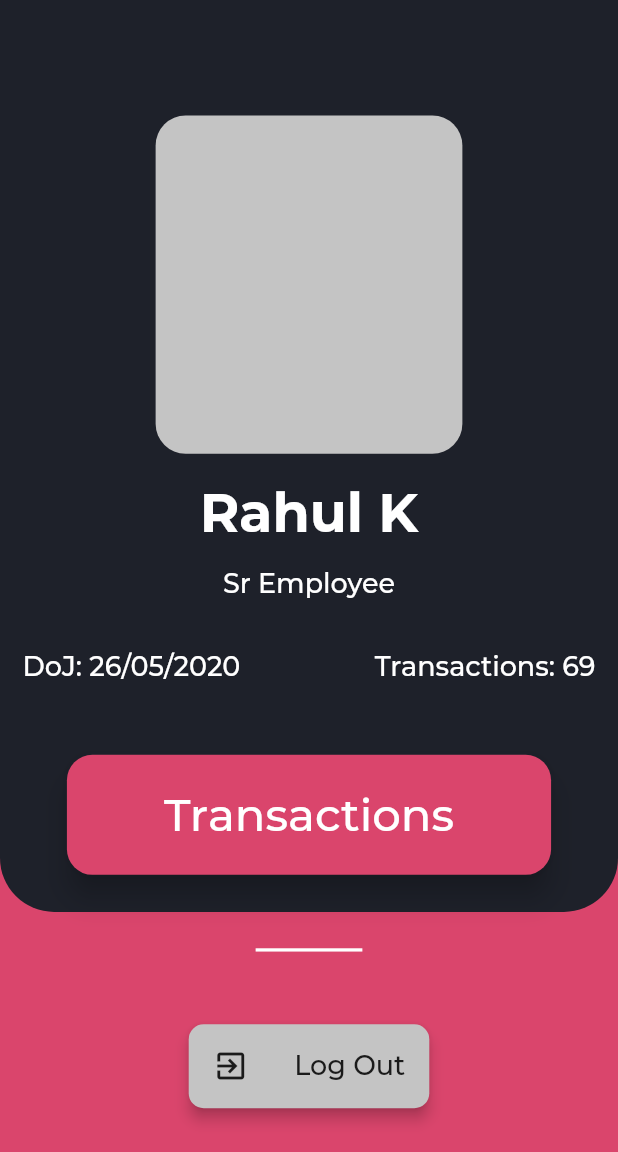
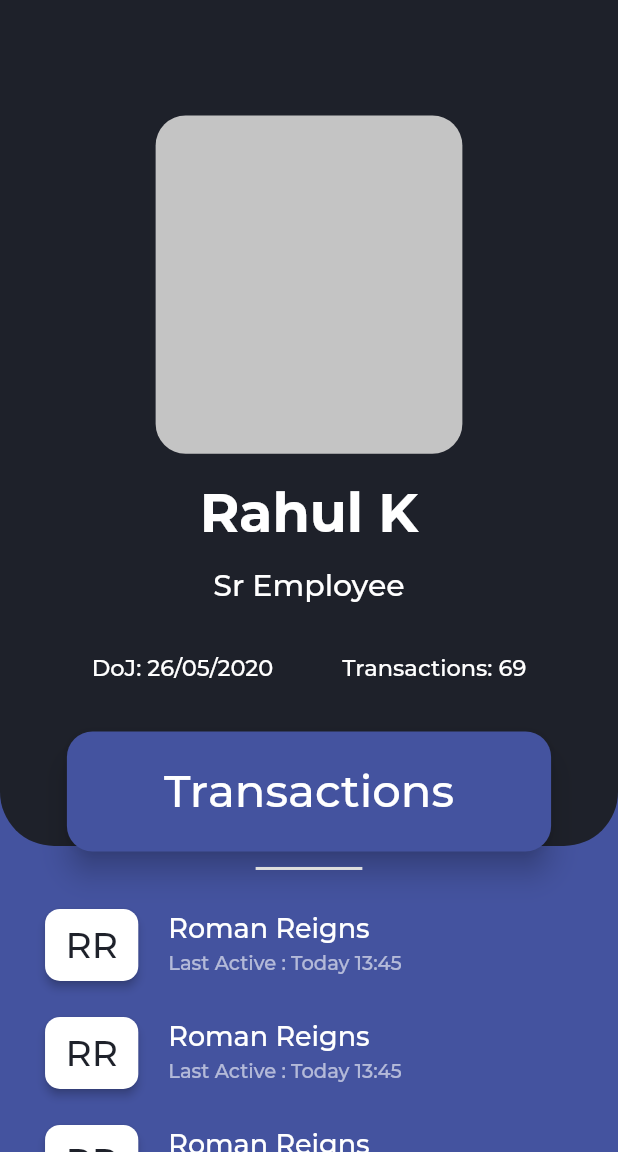
Before and after one commit to mypherhistamine/Inventorio, a Flutter app: the screen it shows after launch, after a tap on "Transactions", on a phone screen of 412 x 824 dp, the part 84-1236 px from its top. Run offline on Flutter 3.47's test engine with Material 2 defaults, Android fonts, the phone set to English and light mode, and no system bars; our stand-ins replace flutter_svg.

Commit message:
added drawer

```diff
--- a/frontend/lib/main.dart
+++ b/frontend/lib/main.dart
@@ -12,6 +12,12 @@ class MyApp extends StatelessWidget {
   @override
   Widget build(BuildContext context) {
     return MaterialApp(
+      routes: {
+        EmployeeScreen.routeName: (ctx) => EmployeeScreen(),
+        LoginScreen.routeName: (ctx) => LoginScreen(),
+        TransactionsScreen.routeName: (ctx) => TransactionsScreen(),
+        ProfileScreen.routeName: (ctx) => ProfileScreen()
+      },
       debugShowCheckedModeBanner: false,
       home: EmployeeScreen(),
     );
--- a/frontend/lib/models/theme_colors.dart
+++ b/frontend/lib/models/theme_colors.dart
@@ -9,6 +9,7 @@ class ThemeConstants {
   Color blue = Color(0xff44539F);
   Color yellow = Color(0xffD4B132);
   Color purple = Color(0xff80458F);
+  Color opaqueWhite = Color.fromRGBO(255, 255, 255, 0.6);
 }
 
 class CustomText {
@@ -42,7 +43,7 @@ class CustomText {
     );
   }
 
-  Widget semiBoldText(String text, double fontsize) {
+  Widget semiBoldText(String text, {double fontsize}) {
     return Text(
       text,
       style: TextStyle(
--- a/frontend/lib/screens/employees_screen.dart
+++ b/frontend/lib/screens/employees_screen.dart
@@ -1,10 +1,12 @@
 import 'package:Inventorio/models/theme_colors.dart';
 import 'package:Inventorio/screens/profile_screen.dart';
 import 'package:Inventorio/widgets/appDrawer.dart';
+import 'package:Inventorio/widgets/employeeWidget.dart';
 import 'package:flutter/material.dart';
 import 'package:flutter_svg/flutter_svg.dart';
 
 class EmployeeScreen extends StatelessWidget {
+  static const routeName = '/employees-screen';
   @override
   Widget build(BuildContext context) {
     final deviceSize = MediaQuery.of(context).size;
@@ -12,9 +14,9 @@ class EmployeeScreen extends StatelessWidget {
     final widthRatio = deviceSize.width / 411;
     return Scaffold(
       drawer: AppDrawer(),
-      backgroundColor: ThemeConstants().pink,
+      backgroundColor: ThemeConstants().blue,
       appBar: PreferredSize(
-        preferredSize: Size.fromHeight(589.0 * heightRatio),
+        preferredSize: Size.fromHeight(550.0 * heightRatio),
         child: AppBar(
           leading: Builder(
             builder: (BuildContext context) {
@@ -58,7 +60,7 @@ class EmployeeScreen extends StatelessWidget {
               ),
               Container(
                 padding: EdgeInsets.only(top: heightRatio * 13),
-                child: CustomText().mediumHeaderText('Sr Employee'),
+                child: CustomText().mediumHeaderText('Sr Employee', size: 20),
               ),
               Padding(
                 padding: EdgeInsets.only(
@@ -67,25 +69,26 @@ class EmployeeScreen extends StatelessWidget {
                     left: 15 * widthRatio,
                     right: 15 * widthRatio),
                 child: Row(
-                  mainAxisAlignment: MainAxisAlignment.spaceBetween,
+                  mainAxisAlignment: MainAxisAlignment.spaceEvenly,
                   children: [
-                    CustomText().mediumHeaderText('DoJ: 26/05/2020'),
-                    CustomText().mediumHeaderText('Transactions: 69')
+                    CustomText().mediumHeaderText('DoJ: 26/05/2020', size: 15),
+                    CustomText().mediumHeaderText('Transactions: 69', size: 15)
                   ],
                 ),
               ),
               Container(
-                margin: EdgeInsets.only(top: 22 * heightRatio),
+                margin: EdgeInsets.only(top: 10 * heightRatio),
                 height: 71 * heightRatio,
                 width: 322 * widthRatio,
                 child: RaisedButton(
                   elevation: 8,
-                  color: ThemeConstants().pink,
+                  color: ThemeConstants().blue,
                   shape: RoundedRectangleBorder(
                     borderRadius: BorderRadius.circular(17),
                   ),
                   onPressed: () {},
-                  child: CustomText().semiBoldText('Transactions', 30),
+                  child:
+                      CustomText().semiBoldText('Transactions', fontsize: 30),
                 ),
               )
             ],
@@ -93,37 +96,34 @@ class EmployeeScreen extends StatelessWidget {
         ),
       ),
       body: Column(
-        mainAxisAlignment: MainAxisAlignment.spaceAround,
         children: [
-          Container(
-            height: 2.2,
-            width: widthRatio * 71,
+          Divider(
+            thickness: 2,
+            indent: 170 * widthRatio,
+            endIndent: 170 * widthRatio,
+            height: 30,
             color: Colors.white,
           ),
-          Center(
+          Expanded(
             child: Container(
-              padding: EdgeInsets.only(bottom: 5),
-              height: heightRatio * 54,
-              width: widthRatio * 160,
-              child: RaisedButton(
-                elevation: 4,
-                shape: RoundedRectangleBorder(
-                  borderRadius: BorderRadius.all(
-                    Radius.circular(10),
-                  ),
-                ),
-                color: ThemeConstants().grey,
-                onPressed: () {},
-                child: Row(
-                  mainAxisAlignment: MainAxisAlignment.spaceBetween,
-                  children: [
-                    Icon(Icons.exit_to_app),
-                    CustomText().mediumText('Log Out'),
-                  ],
+              padding: EdgeInsets.only(left: 10 * widthRatio),
+              child: NotificationListener<OverscrollIndicatorNotification>(
+                // ignore: missing_return
+                onNotification: (overscroll) {
+                  overscroll.disallowGlow();
+                },
+                child: ListView.builder(
+                  itemCount: 4,
+                  itemBuilder: (ctx, i) {
+                    return EmployeeWidget(
+                      title: 'Roman Reigns',
+                      subtitle: 'Last Active : Today 13:45 ',
+                    );
+                  },
                 ),
               ),
             ),
-          ),
+          )
         ],
       ),
     );
--- a/frontend/lib/screens/loginScreen.dart
+++ b/frontend/lib/screens/loginScreen.dart
@@ -4,6 +4,8 @@ import 'package:flutter_svg/flutter_svg.dart';
 
 class LoginScreen extends StatelessWidget {
   const LoginScreen({Key key}) : super(key: key);
+
+  static const routeName = '/login-screen';
 
   @override
   Widget build(BuildContext context) {
@@ -21,7 +23,6 @@ class LoginScreen extends StatelessWidget {
                 children: [
                   SvgPicture.asset('assets/icons/tower.svg'),
                   Container(
-                    //color: Colors.white,
                     margin: EdgeInsets.only(top: 66 * heightRatio),
                     // height: 80 * heightRatio,
                     width: 310 * widthRatio,
@@ -29,13 +30,12 @@ class LoginScreen extends StatelessWidget {
                       style: TextStyle(fontSize: 20, color: Colors.white),
                       enableSuggestions: true,
                       decoration: InputDecoration(
-                          hoverColor: Colors.yellow,
-                          focusColor: Colors.red,
                         border: OutlineInputBorder(
-                              borderRadius: BorderRadius.circular(14)),
+                          borderRadius: BorderRadius.circular(14),
+                        ),
                         hintText: 'Employer ID',
                         hintStyle: TextStyle(color: Colors.grey),
-                          fillColor: Colors.red),
+                      ),
                     ),
                   ),
                   Container(
@@ -47,18 +47,18 @@ class LoginScreen extends StatelessWidget {
                       style: TextStyle(fontSize: 20, color: Colors.white),
                       enableSuggestions: true,
                       decoration: InputDecoration(
-                          hoverColor: Colors.yellow,
-                          focusColor: Colors.red,
                         border: OutlineInputBorder(
-                              borderRadius: BorderRadius.circular(14)),
+                          borderRadius: BorderRadius.circular(14),
+
+                        ),
                         hintText: 'Password',
                         hintStyle: TextStyle(color: Colors.grey),
-                          fillColor: Colors.red),
+                      ),
                     ),
                   ),
                   Container(
-                    height: 50*heightRatio,
-                    width: 186*widthRatio,
+                    height: 50 * heightRatio,
+                    width: 186 * widthRatio,
                     margin: EdgeInsets.only(top: 50 * heightRatio),
                     child: RaisedButton(
                       onPressed: () {},
--- a/frontend/lib/screens/profile_screen.dart
+++ b/frontend/lib/screens/profile_screen.dart
@@ -1,8 +1,8 @@
 import 'package:Inventorio/models/theme_colors.dart';
 import 'package:flutter/material.dart';
 
-
 class ProfileScreen extends StatelessWidget {
+  static const routeName = '/profile-screen';
   @override
   Widget build(BuildContext context) {
     final deviceSize = MediaQuery.of(context).size;
--- a/frontend/lib/screens/transactions_screen.dart
+++ b/frontend/lib/screens/transactions_screen.dart
@@ -6,6 +6,7 @@ import 'package:flutter/material.dart';
 import 'package:flutter_svg/flutter_svg.dart';
 
 class TransactionsScreen extends StatelessWidget {
+  static const routeName = '/transactions-screen';
   @override
   Widget build(BuildContext context) {
     final deviceSize = MediaQuery.of(context).size;
@@ -49,6 +50,11 @@ class TransactionsScreen extends StatelessWidget {
                 margin: EdgeInsets.only(top: 140 * heightRatio),
                 width: 353 * widthRatio,
                 height: 440 * heightRatio,
+                child: NotificationListener<OverscrollIndicatorNotification>(
+                  // ignore: missing_return
+                  onNotification: (overscroll) {
+                    overscroll.disallowGlow();
+                  },
                   child: ListView.builder(
                     itemBuilder: (ctx, i) {
                       return TransactionItemWidget(
@@ -56,6 +62,7 @@ class TransactionsScreen extends StatelessWidget {
                       );
                     },
                     itemCount: 5,
+                  ),
                 ),
               )
             ],
--- a/frontend/lib/widgets/appDrawer.dart
+++ b/frontend/lib/widgets/appDrawer.dart
@@ -1,4 +1,6 @@
 import 'package:Inventorio/models/theme_colors.dart';
+import 'package:Inventorio/screens/employees_screen.dart';
+import 'package:Inventorio/screens/transactions_screen.dart';
 import 'package:flutter/material.dart';
 import 'package:flutter_svg/flutter_svg.dart';
 
@@ -7,15 +9,66 @@ class AppDrawer extends StatelessWidget {
 
   @override
   Widget build(BuildContext context) {
+    final deviceSize = MediaQuery.of(context).size;
+    final heightRatio = deviceSize.height / 731;
+    final widthRatio = deviceSize.width / 411;
     return Container(
       color: ThemeConstants().black,
       child: Drawer(
         child: Container(
           color: ThemeConstants().black,
-          padding: EdgeInsets.only(top: 50),
+          padding: EdgeInsets.only(top: 60 * heightRatio),
           child: Column(
             children: [
-              SvgPicture.asset('assets/icons/tower.svg'),
+              Container(
+                height: 100 * heightRatio,
+                child: SvgPicture.asset('assets/icons/logo.svg'),
+              ),
+              SizedBox(
+                height: 40 * heightRatio,
+              ),
+              customListTile(
+                  context: context,
+                  heightRatio: heightRatio,
+                  widthRatio: widthRatio,
+                  title: 'Employees',
+                  route: EmployeeScreen.routeName,
+                  svgAsset: 'assets/icons/employees.svg'),
+              customListTile(
+                  route: TransactionsScreen.routeName,
+                  context: context,
+                  heightRatio: heightRatio,
+                  widthRatio: widthRatio,
+                  title: 'Transactions',
+                  svgAsset: 'assets/icons/transactions.svg'),
+              customListTile(
+                  context: context,
+                  heightRatio: heightRatio,
+                  widthRatio: widthRatio,
+                  title: 'Settings',
+                  svgAsset: 'assets/icons/settings.svg'),
+              Container(
+                padding: EdgeInsets.only(bottom: 5),
+                height: heightRatio * 54,
+                width: widthRatio * 160,
+                child: RaisedButton(
+                  elevation: 4,
+                  shape: RoundedRectangleBorder(
+                    borderRadius: BorderRadius.all(
+                      Radius.circular(10),
+                    ),
+                  ),
+                  color: ThemeConstants().grey,
+                  onPressed: () {},
+                  child: Row(
+                    mainAxisAlignment: MainAxisAlignment.spaceBetween,
+                    children: [
+                      Icon(Icons.exit_to_app),
+                      CustomText().mediumText('Log Out'),
+                    ],
+                  ),
+                ),
+              ),
             ],
           ),
         ),
@@ -23,3 +76,35 @@ class AppDrawer extends StatelessWidget {
     );
   }
 }
+
+Widget customListTile({
+  String svgAsset,
+  String title,
+  double heightRatio,
+  double widthRatio,
+  String route,
+  BuildContext context,
+}) {
+  return Column(
+    children: [
+      ListTile(
+        onTap: () {
+          Navigator.of(context).pushReplacementNamed('$route');
+        },
+        leading: Container(
+          height: 40 * heightRatio,
+          width: 40 * widthRatio,
+          margin: EdgeInsets.only(left: 15 * widthRatio),
+          child: SvgPicture.asset('$svgAsset'),
+        ),
+        title: Container(
+          margin: EdgeInsets.only(left: widthRatio * 10),
+          child: CustomText().mediumHeaderText('$title', size: 20),
+        ),
+      ),
+      SizedBox(
+        height: 10 * heightRatio,
+      )
+    ],
+  );
+}
--- /dev/null
+++ b/frontend/lib/widgets/employeeWidget.dart
@@ -0,0 +1,41 @@
+import 'package:Inventorio/models/theme_colors.dart';
+import 'package:flutter/material.dart';
+
+class EmployeeWidget extends StatelessWidget {
+  final String title;
+  final String subtitle;
+
+  const EmployeeWidget({
+    this.title,
+    this.subtitle,
+  });
+
+  @override
+  Widget build(BuildContext context) {
+    final deviceSize = MediaQuery.of(context).size;
+    final heightRatio = deviceSize.height / 731;
+    final widthRatio = deviceSize.width / 411;
+    return Container(
+      child: ListTile(
+        leading: Container(
+          height: 70 * heightRatio,
+          width: 70 * widthRatio,
+          child: Card(
+            elevation: 2.5,
+            shape: RoundedRectangleBorder(
+              borderRadius: BorderRadius.circular(10),
+            ),
+            child: Center(
+              child: CustomText().mediumHeaderText('RR',
+                  color: ThemeConstants().black, size: 24),
+            ),
+          ),
+        ),
+        title: CustomText()
+            .mediumHeaderText('$title', size: 18, color: Colors.white),
+        subtitle: CustomText().mediumHeaderText('$subtitle',
+            size: 13, color: ThemeConstants().opaqueWhite),
+      ),
+    );
+  }
+}
--- a/frontend/pubspec.yaml
+++ b/frontend/pubspec.yaml
@@ -50,6 +50,11 @@ flutter:
     - assets/icons/drawer_Icon.svg
     - assets/icons/inventory.svg
     - assets/icons/tower.svg
+    - assets/icons/logo.svg
+    - assets/icons/employees.svg
+    - assets/icons/transactions.svg
+    - assets/icons/settings.svg
+
   #   - images/a_dot_ham.jpeg
 
   # An image asset can refer to one or more resolution-specific "variants", see
```
Also changed, not shown: frontend/assets/icons/employees.svg (added), frontend/assets/icons/logo.svg (added), frontend/assets/icons/settings.svg (added), frontend/assets/icons/transactions.svg (added). Lines whose indentation alone changed are shown as unchanged.
